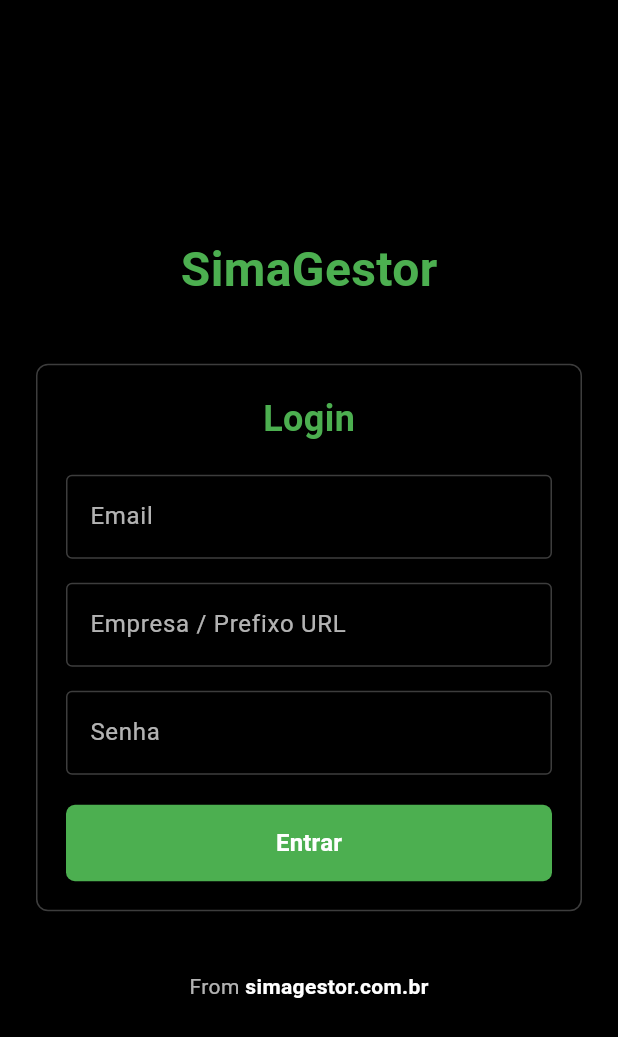
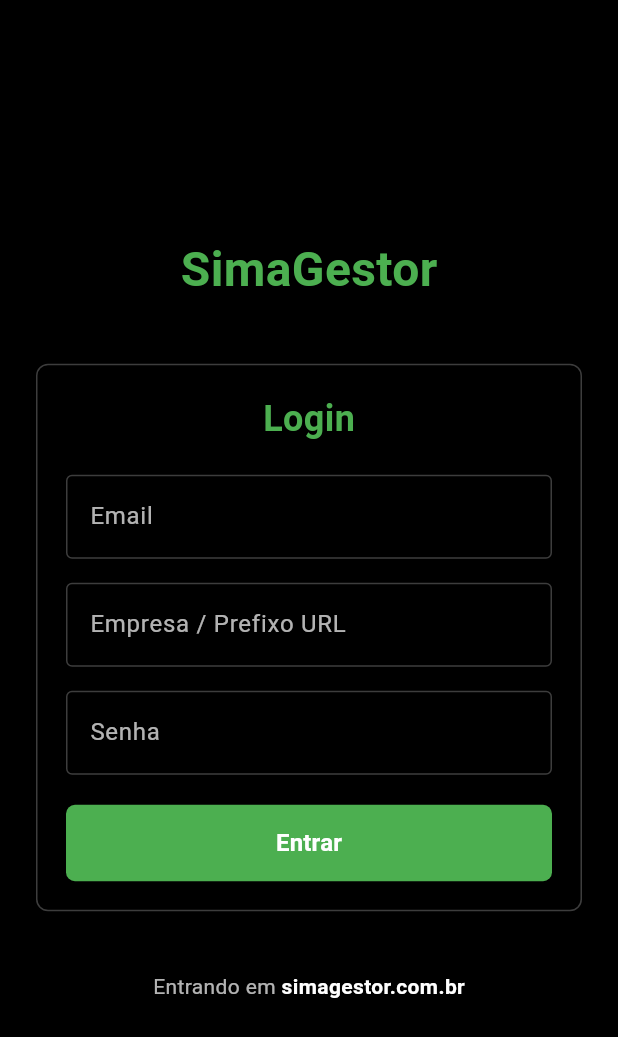
Before and after one commit to Grupo-MCR/SimaGestorMobile, a Flutter app: the screen it shows after launch, on a phone screen of 412 x 824 dp. Shown: the top 1037 px of the screen. Run offline on Flutter 3.47's test engine with Material 3 defaults, Android fonts, the phone set to English and light mode, and no system bars; our stand-ins replace image_picker, permission_handler, shared_preferences, signature.

Commit message:
feat: pequenas alterações nos métodos de request e implementação de dicas visuais em erros na tela de login

```diff
--- a/sima_gestor_app/lib/interface/login_interface.dart
+++ b/sima_gestor_app/lib/interface/login_interface.dart
@@ -1,4 +1,5 @@
 import 'package:flutter/material.dart';
+import 'package:http/http.dart';
 import 'home_interface.dart';
 import '../service/login_service.dart';
 
@@ -13,6 +14,11 @@
   final TextEditingController _emailController = TextEditingController();
   final TextEditingController _urlController = TextEditingController();
   final TextEditingController _senhaController = TextEditingController();
+
+  //final TextEditingController emailborder = TextEditingController(text: "true");
+  Color _borderEmail = Colors.white24;
+  Color _borderUrl = Colors.white24;
+  Color _borderSenha = Colors.white24;
 
   bool _loading = false;
 
@@ -33,21 +39,52 @@
           builder: (context) => HomePage(usuario: logged),
         ),
       );
-    } catch (e) {
+    } on ClientException catch (e) {
+      ScaffoldMessenger.of(context).showSnackBar(
+        SnackBar(
+          content: Text(e.toString().replaceAll("ClientException: ", "")),
+          backgroundColor: Colors.red,
+        ),
+      );
+      _borderEmail = Colors.white24;
+      _borderSenha = Colors.white24;
+      _borderUrl = Colors.red;
+    } on Exception catch (e) {
       // se deu erro -> mostra snackbar
       ScaffoldMessenger.of(context).showSnackBar(
         SnackBar(
-          content: Text(e.toString()),
+          content: Text(e.toString().replaceAll("Exception: ", "")),
           backgroundColor: Colors.red,
         ),
       );
+      _borderUrl = Colors.white24;
+      _borderEmail = Colors.red;
+      _borderSenha = Colors.red;
     } finally {
       setState(() => _loading = false);
     }
   }
 
+  void rebuild() {
+    setState(() => _loading = true);
+    setState(() => _loading = false);
+  }
+
+  @override
+  void initState() {
+    super.initState();
+    _urlController.addListener(rebuild);
+  }
+
+  @override
+  void dispose() {
+    super.dispose();
+    _urlController.removeListener(rebuild);
+  }
+
   @override
   Widget build(BuildContext context) {
+    final String prefixoUrl = _urlController.text.trim()==""?"":_urlController.text.trim() + ".";
     return Scaffold(
       backgroundColor: Colors.black,
       body: Center(
@@ -93,11 +130,11 @@
                       // Email
                       TextField(
                         controller: _emailController,
-                        decoration: const InputDecoration(
+                        decoration: InputDecoration(
                           labelText: "Email",
                           labelStyle: TextStyle(color: Colors.white70),
                           enabledBorder: OutlineInputBorder(
-                            borderSide: BorderSide(color: Colors.white24),
+                            borderSide: BorderSide(color: _borderEmail),
                           ),
                           focusedBorder: OutlineInputBorder(
                             borderSide: BorderSide(color: Colors.green),
@@ -110,11 +147,11 @@
                       // Prefixo - URL
                       TextField(
                         controller: _urlController,
-                        decoration: const InputDecoration(
+                        decoration: InputDecoration(
                           labelText: "Empresa / Prefixo URL",
                           labelStyle: TextStyle(color: Colors.white70),
                           enabledBorder: OutlineInputBorder(
-                            borderSide: BorderSide(color: Colors.white24),
+                            borderSide: BorderSide(color: _borderUrl),
                           ),
                           focusedBorder: OutlineInputBorder(
                             borderSide: BorderSide(color: Colors.green),
@@ -128,11 +165,11 @@
                       TextField(
                         controller: _senhaController,
                         obscureText: true,
-                        decoration: const InputDecoration(
+                        decoration: InputDecoration(
                           labelText: "Senha",
                           labelStyle: TextStyle(color: Colors.white70),
                           enabledBorder: OutlineInputBorder(
-                            borderSide: BorderSide(color: Colors.white24),
+                            borderSide: BorderSide(color: _borderSenha),
                           ),
                           focusedBorder: OutlineInputBorder(
                             borderSide: BorderSide(color: Colors.green),
@@ -172,13 +209,13 @@
               const SizedBox(height: 40),
 
               // Rodapé
-              const Text.rich(
+              Text.rich(
                 TextSpan(
-                  text: "From ",
+                  text: "Entrando em ",
                   style: TextStyle(color: Colors.white70),
                   children: [
                     TextSpan(
-                      text: "simagestor.com.br",
+                      text: prefixoUrl + "simagestor.com.br",
                       style: TextStyle(
                         color: Colors.white,
                         fontWeight: FontWeight.bold,
--- a/sima_gestor_app/lib/model/fetch.dart
+++ b/sima_gestor_app/lib/model/fetch.dart
@@ -55,11 +55,10 @@
         print("Código de status da resposta: " + response.statusCode.toString());
         var error = jsonDecode(response.body);
         print(error["message"]);
-        return null;
+        throw Exception(error["message"]);
       }
       return jsonDecode(response.body); // Retorno da resposta da requisição
     } catch(error) {
-      print("Erro no request: " + error.toString());
       rethrow; // Lança erro se a requisição não for bem sucedida :P
     }
   }
--- a/sima_gestor_app/lib/service/api_service.dart
+++ b/sima_gestor_app/lib/service/api_service.dart
@@ -63,9 +63,8 @@
 
       return user;
     } on ClientException {
-      throw Exception("Erro de conexão com o servidor: indisponível ou sem internet");
+      throw ClientException("Erro de conexão com o servidor: prefixo incorreto ou sem internet");
     } catch(e) {
-      print(e.toString());
       throw Exception(e.toString().replaceAll("Exception: ", ""));
     }
   }
```
Also changed, not shown: sima_gestor_app/lib/service/login_service.dart (+10 -1 lines).
